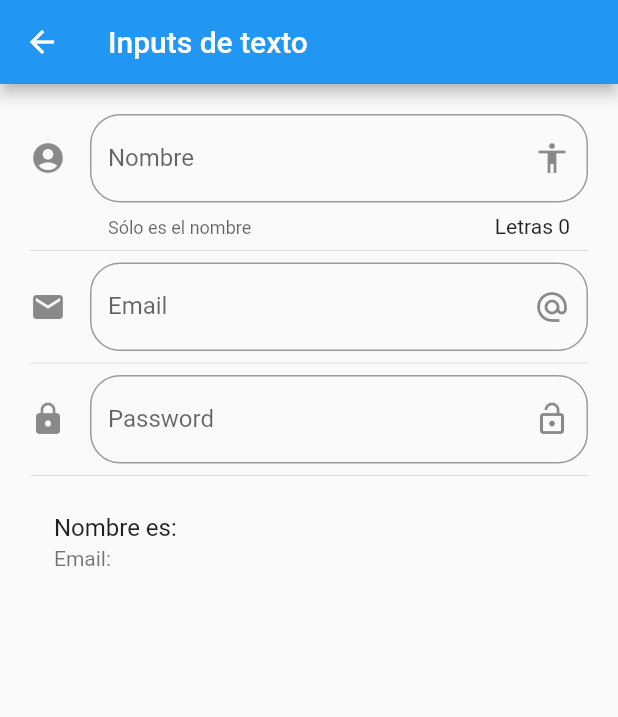
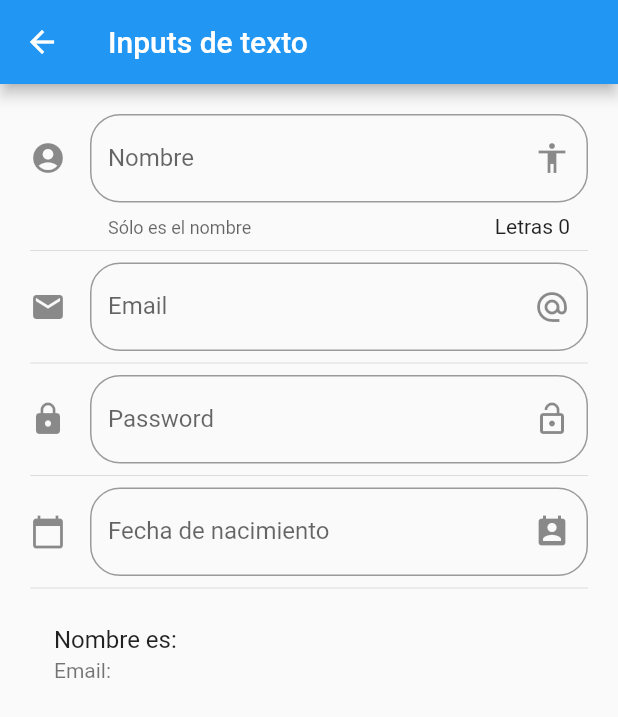
Before and after one commit to ArthurDioses/Component_Flutter_FerHe, a Flutter app: the InputPage screen opened by its route, on a phone screen of 412 x 824 dp. Shown: the top 717 px of the screen. Run offline on Flutter 3.47's test engine with Material 2 defaults, Android fonts, the phone set to English and light mode, and no system bars.

```diff
--- a/lib/src/pages/input_page.dart
+++ b/lib/src/pages/input_page.dart
@@ -8,6 +8,8 @@ class InputPage extends StatefulWidget {
 class _InputPageState extends State<InputPage> {
   String _nombre = '';
   String _email = '';
+  String _fecha = '';
+  TextEditingController _inputFieldDateController = new TextEditingController();
   @override
   Widget build(BuildContext context) {
     return Scaffold(
@@ -22,6 +24,8 @@ class _InputPageState extends State<InputPage> {
           _crearEmail(),
           Divider(),
           _crearPassword(),
+          Divider(),
+          _crearFecha(context),
           Divider(),
           _crearPersona(),
         ],
@@ -46,13 +50,6 @@ class _InputPageState extends State<InputPage> {
           _nombre = valor;
         });
       },
-    );
-  }
-
-  Widget _crearPersona() {
-    return ListTile(
-      title: Text('Nombre es: $_nombre'),
-      subtitle: Text('Email: $_email'),
     );
   }
 
@@ -88,4 +85,43 @@ class _InputPageState extends State<InputPage> {
       },
     );
   }
+
+  Widget _crearFecha(BuildContext context) {
+    return TextField(
+        enableInteractiveSelection: false,
+        controller: _inputFieldDateController,
+        decoration: InputDecoration(
+            border:
+                OutlineInputBorder(borderRadius: BorderRadius.circular(20.0)),
+            hintText: 'Fecha de nacimiento',
+            labelText: 'Fecha de nacimiento',
+            suffixIcon: Icon(Icons.perm_contact_calendar),
+            icon: Icon(Icons.calendar_today)),
+        onTap: () {
+          FocusScope.of(context).requestFocus(new FocusNode());
+          _selectDate(context);
+        });
+  }
+
+  Widget _crearPersona() {
+    return ListTile(
+      title: Text('Nombre es: $_nombre'),
+      subtitle: Text('Email: $_email'),
+    );
+  }
+
+  _selectDate(BuildContext context) async {
+    DateTime? picked = await showDatePicker(
+      context: context,
+      initialDate: new DateTime.now(),
+      firstDate: new DateTime(2015),
+      lastDate: new DateTime(2025),
+    );
+    if (picked != null) {
+      setState(() {
+        _fecha = picked.toString();
+        _inputFieldDateController.text = _fecha;
+      });
+    }
+  }
 }
```
